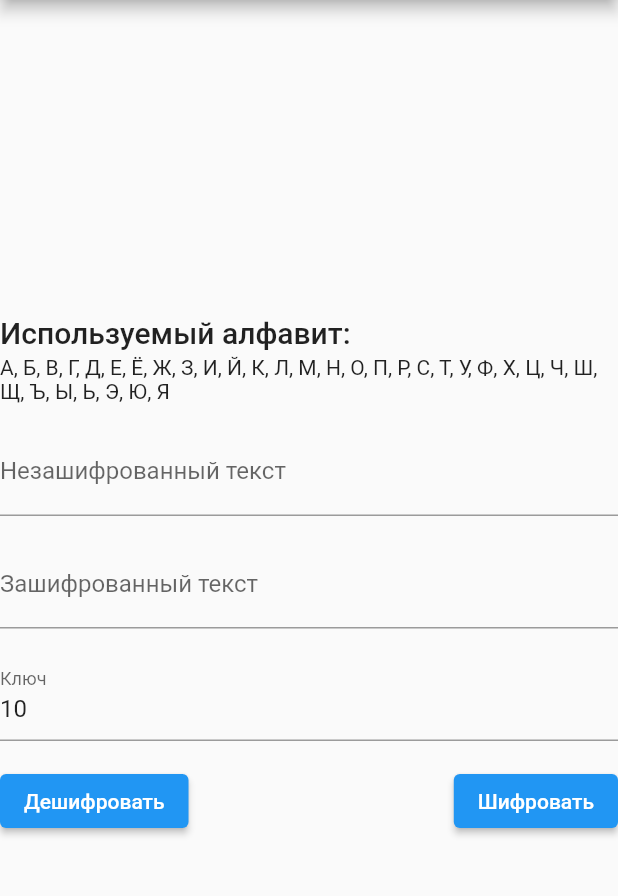
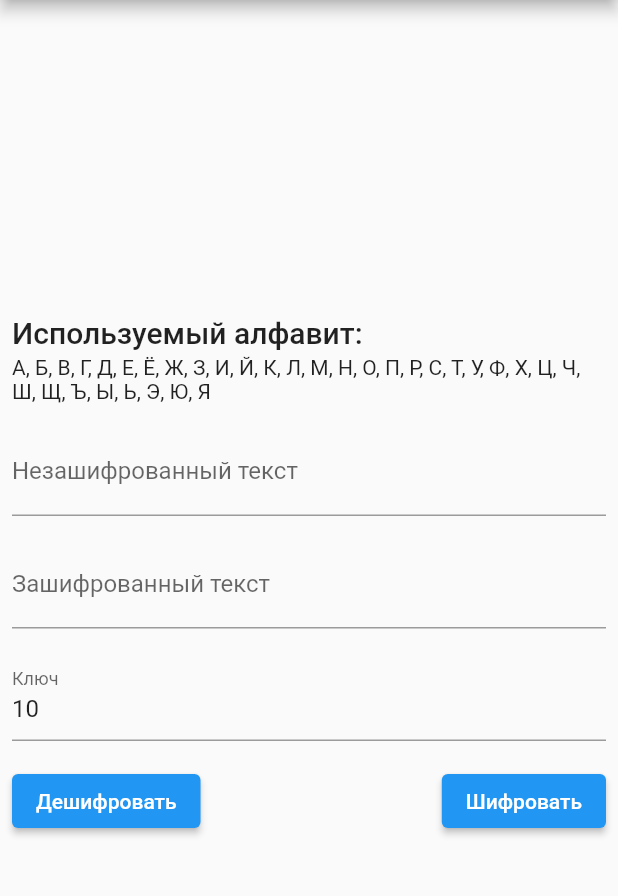
Before and after one commit to mishkov/encryption, a Flutter app: the CaesarEncryption screen opened by its route, on a phone screen of 412 x 824 dp, the part 84-980 px from its top. Run offline on Flutter 3.47's test engine with Material 2 defaults, Android fonts, the phone set to English and light mode, and no system bars.

Commit message:
Add padding

```diff
--- a/lib/caesar_encryption.dart
+++ b/lib/caesar_encryption.dart
@@ -55,7 +55,9 @@ class CcaesarEncryptionState extends State<CaesarEncryption> {
   Widget build(BuildContext context) {
     return Scaffold(
       appBar: AppBar(title: const Text('Шифрование Цезаря')),
-      body: Center(
+      body: Padding(
+        padding: const EdgeInsets.all(8.0),
+        child: Center(
           child: LayoutBuilder(builder: (context, constraints) {
             return SizedBox(
               width: constraints.maxWidth > 500 ? 500 : constraints.maxWidth,
@@ -114,6 +116,7 @@ class CcaesarEncryptionState extends State<CaesarEncryption> {
               ),
             );
           }),
+        ),
       ),
     );
   }
```
Lines whose indentation alone changed are shown as unchanged.
